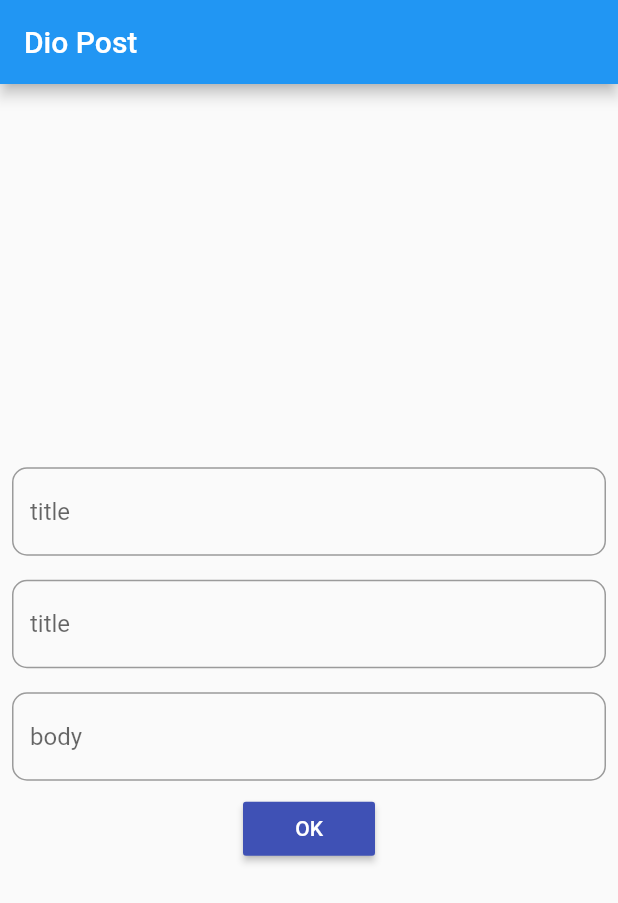
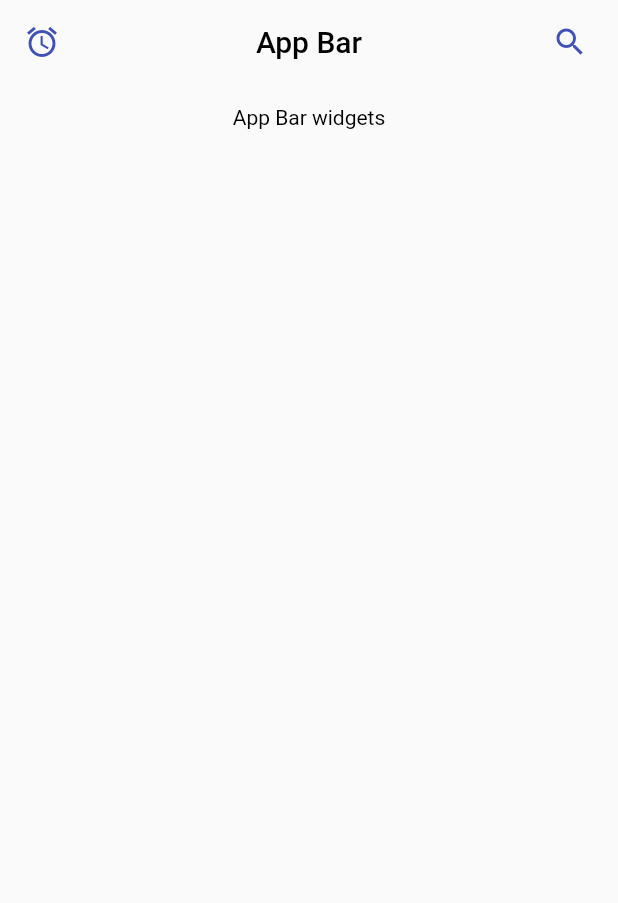
Before and after one commit to oyatillo7777/tests, a Flutter app: the screen it shows after launch, on a phone screen of 412 x 824 dp. Shown: the top 903 px of the screen. Run offline on Flutter 3.47's test engine with Material 2 defaults, Android fonts, the phone set to English and light mode, and no system bars; our stand-ins replace dio, hive, hive_flutter, image_picker, shared_preferences; accounts and stored records are empty.

Commit message:
20-lesson

```diff
--- /dev/null
+++ b/lib/20-lesson AppBar actions/main.dart
@@ -0,0 +1,46 @@
+import 'package:flutter/cupertino.dart';
+import 'package:flutter/material.dart';
+
+class Twentieth extends StatefulWidget {
+  const Twentieth({super.key});
+
+  @override
+  State<Twentieth> createState() => _TwentiethState();
+}
+
+class _TwentiethState extends State<Twentieth> {
+  @override
+  Widget build(BuildContext context) {
+    return Scaffold(
+      appBar: AppBar(
+          centerTitle: true,
+          leading: IconButton(
+              onPressed: () {},
+              icon: const Icon(
+                Icons.access_alarm,
+                color: Colors.indigo,
+              )),
+          actionsIconTheme: const IconThemeData(color: Colors.indigo),
+          bottom: const PreferredSize(
+              preferredSize: Size.fromHeight(30.0),
+              // Adjust the height as needed
+              child: Text(
+                "App Bar widgets",
+                style: TextStyle(color: Colors.black),
+              )),
+          forceMaterialTransparency: true,
+          backgroundColor: Colors.white,
+          title: const Text("App Bar", style: TextStyle(color: Colors.black)),
+          actions: [
+            Padding(
+              padding: const EdgeInsets.all(8.0),
+              child: IconButton(
+                  onPressed: () {},
+                  icon: const Icon(
+                    Icons.search,
+                  )),
+            ),
+          ]),
+    );
+  }
+}
--- a/lib/main.dart
+++ b/lib/main.dart
@@ -13,6 +13,7 @@ import '17-lesson Tarixiy joylar and hero widget/screens/main.dart';
 import '18-dioga kirish/screens/main.dart';
 import '19-lesson dio post/main.dart';
 import '2-lesson images va ListView/second_lesson.dart';
+import '20-lesson AppBar actions/main.dart';
 import '3-lesson next Screen/3-lesson.dart';
 import '4-lesson tugma boslish holati/fourth_lesson_second_screen.dart';
 import '5-lesson splesh screen va listview/oddiy_usulda_splesh/firts_splesh.dart';
@@ -21,9 +22,7 @@ import '8-lesson drawer/main.dart';
 import '8-lesson drawer/ozim qilganim/firts.dart';
 
 void main() {
-  runApp(MaterialApp(
-    home: Ninetheenth(),
-  ));
+  runApp(const MyApp());
 }
 
 class MyApp extends StatefulWidget {
@@ -36,6 +35,9 @@ class MyApp extends StatefulWidget {
 class _MyAppState extends State<MyApp> {
   @override
   Widget build(BuildContext context) {
-    return Scaffold();
+    return MaterialApp(
+      home: Twentieth(),
+      debugShowCheckedModeBanner: false,
+    );
   }
 }
```
